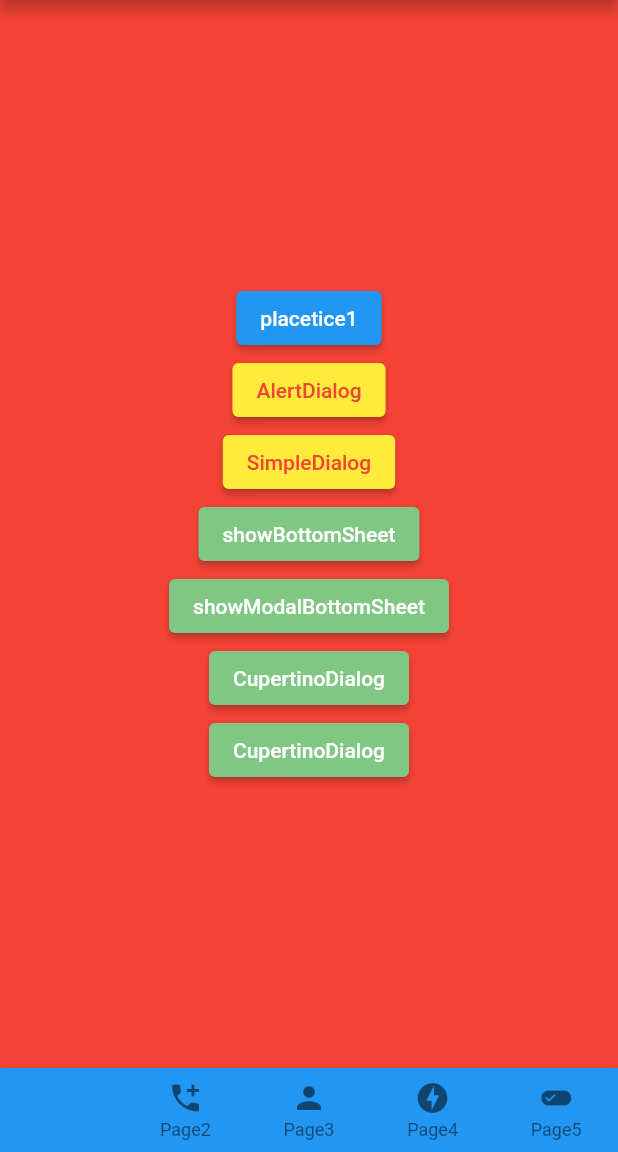
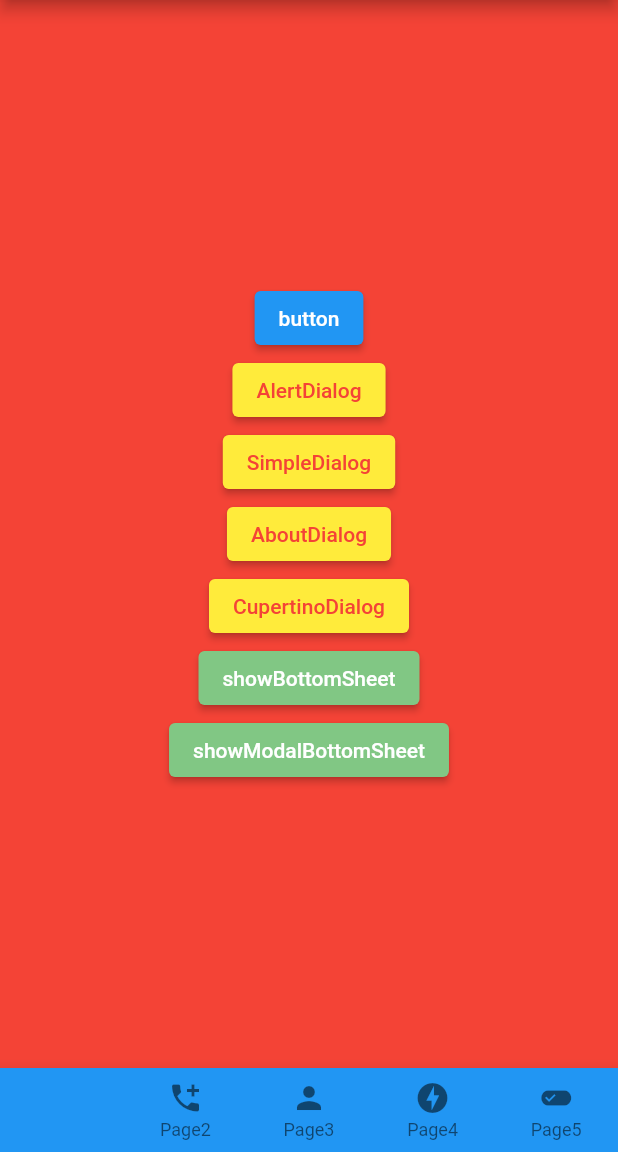
Before and after one commit to ramen2020/flutter_cheat, a Flutter app: the screen it shows after launch, on a phone screen of 412 x 824 dp, the part 84-1236 px from its top. Run offline on Flutter 3.47's test engine with Material 2 defaults, Android fonts, the phone set to English and light mode, and no system bars.

Commit message:
アラートのレイアウトを修正

```diff
--- a/lib/pages/page1_page.dart
+++ b/lib/pages/page1_page.dart
@@ -13,7 +13,7 @@ class Page1 extends StatelessWidget {
           children: <Widget>[
             // 画面遷移
             ElevatedButton(
-              child: Text('placetice1'),
+              child: Text('button'),
               onPressed: () {
                 Navigator.push(
                     context,
@@ -91,6 +91,62 @@ class Page1 extends StatelessWidget {
                       });
                 }),
 
+            // AboutDialog アプリ名やversionを表示。あまり使わないほうがいい。
+            ElevatedButton(
+                child: const Text(
+                  'AboutDialog',
+                  style: TextStyle(
+                    color: Colors.red,
+                  ),
+                ),
+                style: ElevatedButton.styleFrom(
+                  primary: Colors.yellow,
+                ),
+                onPressed: () async {
+                  showAboutDialog(
+                    context: context,
+                    applicationIcon: Icon(Icons.photo),
+                    applicationName: "アプリ名",
+                    applicationVersion: "2.0.1",
+                    applicationLegalese: "あいうえお",
+                  );
+                }),
+
+            // CupertinoDialog あまり使用するのは良くない。
+            ElevatedButton(
+                child: const Text(
+                  'CupertinoDialog',
+                  style: TextStyle(
+                    color: Colors.red,
+                  ),
+                ),
+                style: ElevatedButton.styleFrom(
+                  primary: Colors.yellow,
+                ),
+                onPressed: () async {
+                  await showDialog<int>(
+                    context: context,
+                    barrierDismissible: false,
+                    builder: (BuildContext context) {
+                      return CupertinoAlertDialog(
+                        title: Text("タイトル"),
+                        content: Text("メッセージ"),
+                        actions: <Widget>[
+                          CupertinoDialogAction(
+                            child: Text("Delete"),
+                            isDestructiveAction: true,
+                            onPressed: () => Navigator.pop(context),
+                          ),
+                          CupertinoDialogAction(
+                            child: Text("OK"),
+                            onPressed: () => Navigator.pop(context),
+                          ),
+                        ],
+                      );
+                    },
+                  );
+                }),
+
             // ハーフモーダル showBottomSheet
             ElevatedButton(
                 child: const Text('showBottomSheet'),
@@ -152,52 +208,6 @@ class Page1 extends StatelessWidget {
                     },
                   );
                 }),
-
-            // AboutDialog アプリ名やversionを表示。あまり使わないほうがいい。
-            ElevatedButton(
-                child: const Text('CupertinoDialog'),
-                style: ElevatedButton.styleFrom(
-                  primary: Colors.green[300],
-                ),
-                onPressed: () async {
-                  showAboutDialog(
-                    context: context,
-                    applicationIcon: Icon(Icons.photo),
-                    applicationName: "アプリ名",
-                    applicationVersion: "2.0.1",
-                    applicationLegalese: "あいうえお",
-                  );
-                }),
-
-            // アラート CupertinoDialog あまり使用するのは良くない。
-            ElevatedButton(
-                child: const Text('CupertinoDialog'),
-                style: ElevatedButton.styleFrom(
-                  primary: Colors.green[300],
-                ),
-                onPressed: () async {
-                  await showDialog<int>(
-                    context: context,
-                    barrierDismissible: false,
-                    builder: (BuildContext context) {
-                      return CupertinoAlertDialog(
-                        title: Text("タイトル"),
-                        content: Text("メッセージ"),
-                        actions: <Widget>[
-                          CupertinoDialogAction(
-                            child: Text("Delete"),
-                            isDestructiveAction: true,
-                            onPressed: () => Navigator.pop(context),
-                          ),
-                          CupertinoDialogAction(
-                            child: Text("OK"),
-                            onPressed: () => Navigator.pop(context),
-                          ),
-                        ],
-                      );
-                    },
-                  );
-                }),
           ]),
     );
   }
```
